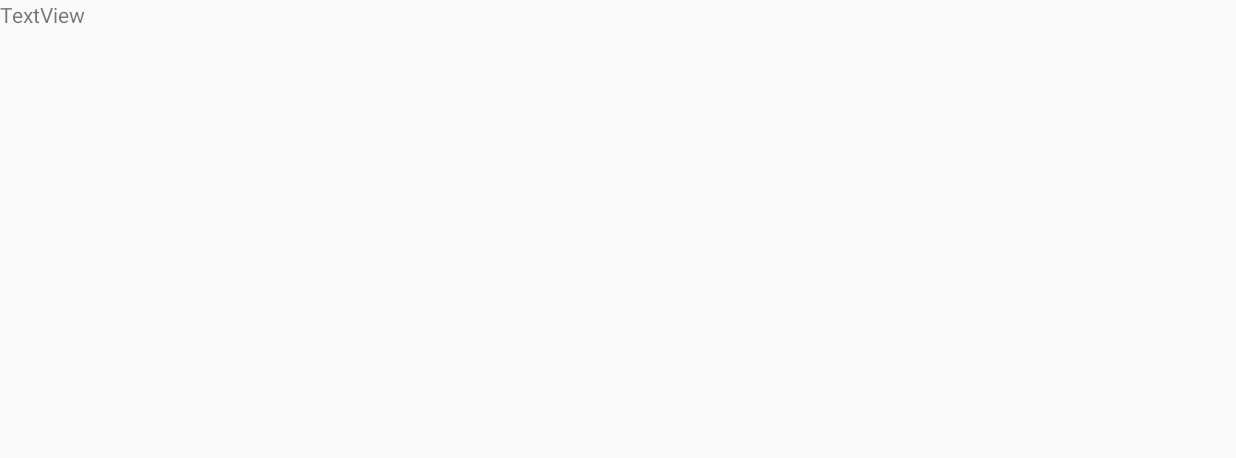
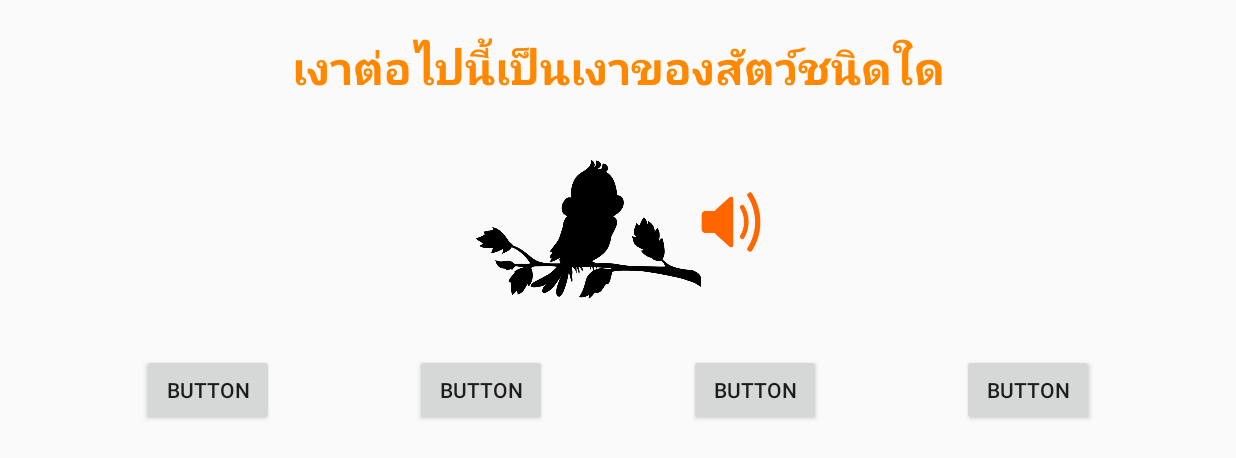
Before and after one commit to blackevil13/AnimalForFun, an Android app: the screen it shows after launch (Game), on a phone screen of 824 x 412 dp (held sideways). Before the commit the part shown is almost empty. Shown: the top 458 px of the screen. Run offline under Robolectric (Android 15) with nearby library versions, the phone set to English and light mode, and no system bars; 7 statements that could not run were skipped.

Commit message:
Show Question Image and Random choice

```diff
--- a/app/src/main/java/sdu/nattadon/animalforfun/Game.java
+++ b/app/src/main/java/sdu/nattadon/animalforfun/Game.java
@@ -1,13 +1,70 @@
 package sdu.nattadon.animalforfun;
 
+import android.media.MediaPlayer;
+import android.provider.MediaStore;
 import android.support.v7.app.AppCompatActivity;
 import android.os.Bundle;
+import android.widget.Button;
+import android.widget.ImageButton;
+import android.widget.ImageView;
+
+import java.util.ArrayList;
+import java.util.Collection;
+
+import static sdu.nattadon.animalforfun.R.id.ImbVolum;
+import static sdu.nattadon.animalforfun.R.id.ImvQuetion;
 
 public class Game extends AppCompatActivity {
+//Explicit
+    Button Btn1,Btn2,Btn3,Btn4;
+    ImageView questiionImageView;
+    MediaPlayer mediaPlayer;
+    ImageButton volumnImageButton;
+    int questionCount = 1;
+    ArrayList<Integer> qID = new ArrayList<Integer>();
+    String amswer;
+
 
     @Override
     protected void onCreate(Bundle savedInstanceState) {
         super.onCreate(savedInstanceState);
         setContentView(R.layout.activity_game);
+
+        //initial view
+        Btn1 = (button) findViewById(R.id.Btn1);
+        Btn2 = (button) findViewById(R.id.Btn2);
+        Btn3 = (button) findViewById(R.id.Btn3);
+        Btn4 = (button) findViewById(R.id.Btn4);
+        questiionImageView = (ImageView) findViewById(ImvQuetion);
+        volumnImageButton = (ImageButton)findViewById(ImbVolum);
+
+        for (int =1; i<= questionCount; i++){
+            qID.add(i);
+        }
+        Collection.shuff(qID);
+        Setquestiion(qID.remove(0));
+    }
+
+    private void Setquestiion(Integer qID) {
+        if (qID == 1){
+        amswer = "นก"
+        questionImageView.setImageResource(R.drawable.bird_02);
+            mediaPlayer = mediaPlayer.create(this,R.raw.bird);
+
+            ArrayList<String> choice = new ArrayList<String>();
+            choice.add("นก");
+            choice.add("แมว");
+            choice.add("วัว");
+            choice.add("สุนัข");
+            Collection.shuff(choice);
+            Btn1.setText(choice.remove(0));
+            Btn2.setText(choice.remove(0));
+            Btn3.setText(choice.remove(0));
+            Btn4.setText(choice.remove(0));
+    }
+    //end setQuestion Metthod
+    public void playSound(){
+            mediaPlayer.start();
     }
 }
+}
--- a/app/src/main/res/layout/activity_game.xml
+++ b/app/src/main/res/layout/activity_game.xml
@@ -7,9 +7,84 @@
     android:orientation="horizontal"
     tools:context="sdu.nattadon.animalforfun.Game">
 
+    <ImageView
+        android:id="@+id/ImvQuetion"
+        android:layout_width="150dp"
+        android:layout_height="150dp"
+        app:layout_constraintLeft_toLeftOf="parent"
+        app:layout_constraintRight_toLeftOf="@+id/ImbVolum"
+        app:layout_constraintTop_toBottomOf="@+id/textView"
+        app:layout_goneMarginTop="@dimen/my_magin"
+        app:srcCompat="@drawable/bird_02"
+        android:layout_marginTop="12dp"
+        app:layout_constraintHorizontal_chainStyle="packed" />
+
+    <ImageButton
+        android:id="@+id/ImbVolum"
+        android:layout_width="40dp"
+        android:layout_height="40dp"
+        android:background="@null"
+        android:onClick="playSound"
+        android:scaleType="fitCenter"
+        app:srcCompat="@drawable/volume"
+        app:layout_constraintLeft_toRightOf="@+id/ImvQuetion"
+        app:layout_constraintRight_toRightOf="parent"
+        app:layout_constraintTop_toBottomOf="@+id/textView"
+        android:layout_marginTop="62dp" />
+
     <TextView
         android:id="@+id/textView"
         android:layout_width="wrap_content"
         android:layout_height="wrap_content"
-        android:text="TextView" />
+        android:layout_marginTop="24dp"
+        android:elegantTextHeight="false"
+        android:text="@string/question"
+        android:textColor="@android:color/holo_orange_dark"
+        android:textSize="@dimen/h1"
+        android:textStyle="bold"
+        app:layout_constraintLeft_toLeftOf="parent"
+        app:layout_constraintRight_toRightOf="parent"
+        app:layout_constraintTop_toTopOf="parent"
+        app:layout_goneMarginTop="@dimen/my_magin"
+        app:layout_constraintHorizontal_bias="0.501" />
+
+    <Button
+        android:id="@+id/Btn1"
+        android:layout_width="wrap_content"
+        android:layout_height="wrap_content"
+        android:text="Button"
+        android:layout_marginTop="8dp"
+        app:layout_constraintTop_toBottomOf="@+id/ImvQuetion"
+        app:layout_constraintRight_toLeftOf="@+id/Btn2"
+        app:layout_constraintLeft_toLeftOf="parent" />
+
+    <Button
+        android:id="@+id/Btn2"
+        android:layout_width="wrap_content"
+        android:layout_height="wrap_content"
+        android:text="Button"
+        app:layout_constraintLeft_toRightOf="@+id/Btn1"
+        android:layout_marginTop="8dp"
+        app:layout_constraintTop_toBottomOf="@+id/ImvQuetion"
+        app:layout_constraintRight_toLeftOf="@+id/Btn3" />
+
+    <Button
+        android:id="@+id/Btn3"
+        android:layout_width="wrap_content"
+        android:layout_height="wrap_content"
+        android:text="Button"
+        app:layout_constraintLeft_toRightOf="@+id/Btn2"
+        android:layout_marginTop="8dp"
+        app:layout_constraintTop_toBottomOf="@+id/ImvQuetion"
+        app:layout_constraintRight_toLeftOf="@+id/Btn4" />
+
+    <Button
+        android:id="@+id/Btn4"
+        android:layout_width="wrap_content"
+        android:layout_height="wrap_content"
+        android:text="Button"
+        app:layout_constraintLeft_toRightOf="@+id/Btn3"
+        android:layout_marginTop="8dp"
+        app:layout_constraintTop_toBottomOf="@+id/ImvQuetion"
+        app:layout_constraintRight_toRightOf="parent" />
 </android.support.constraint.ConstraintLayout>
```
